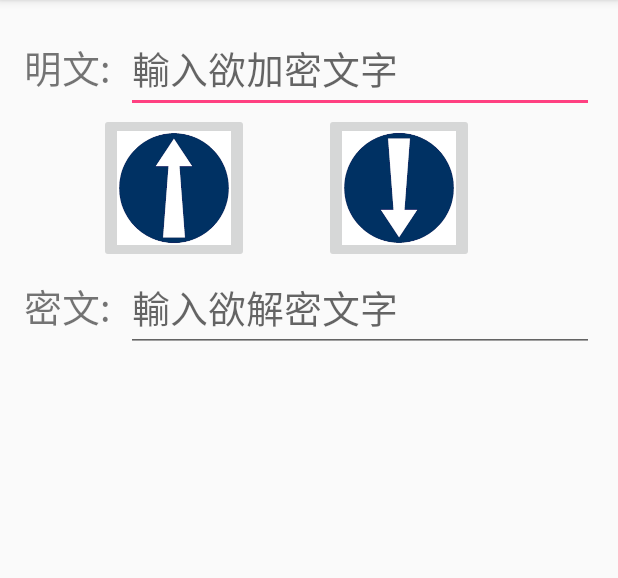
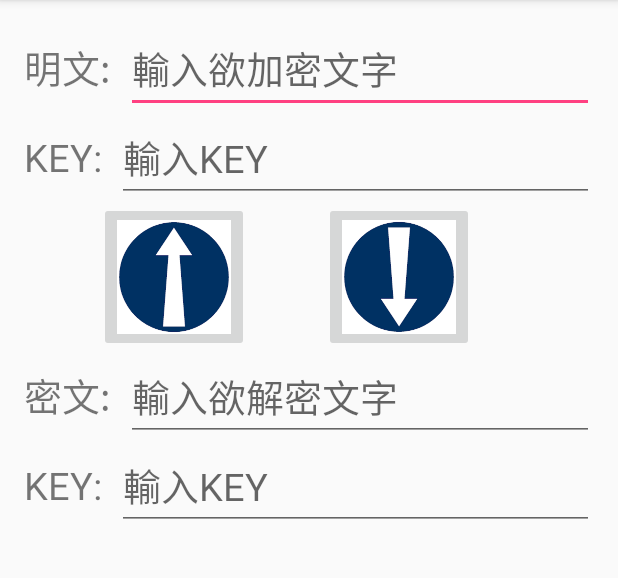
Before and after one commit to whatthefun/AES_CBC, an Android app: the screen it shows after launch (MainActivity), after a tap on an icon or button, on a phone screen of 412 x 824 dp, the part 84-662 px from its top. Run offline under Robolectric (Android 15) with nearby library versions, the phone set to English and light mode, and no system bars.

Commit message:
新增使用者可設定KEY功能
發現作業是要讓使用者自訂功能的!
所以補上此功能

```diff
--- a/app/src/main/java/com/example/user/aes_cbc/MainActivity.java
+++ b/app/src/main/java/com/example/user/aes_cbc/MainActivity.java
@@ -7,7 +7,9 @@ import android.util.Log;
 import android.view.View;
 import android.widget.EditText;
 import android.widget.ImageButton;
+import android.widget.Toast;
 
+import java.security.MessageDigest;
 import java.security.spec.AlgorithmParameterSpec;
 
 import javax.crypto.Cipher;
@@ -16,8 +18,7 @@ import javax.crypto.spec.SecretKeySpec;
 
 public class MainActivity extends AppCompatActivity {
     private final static String IV = "AAAAAAAAAAAAAAAA";
-    private final static String KEY = "0123456789abcdef";
-    private EditText edtEncrypt, edtDecrypt;
+    private EditText edtEncrypt, edtDecrypt, edtEnKey, edtDeKey;
     private ImageButton imgBtnEn, imgBtnDe;
 
     @Override
@@ -27,6 +28,8 @@ public class MainActivity extends AppCompatActivity {
 
         edtEncrypt = (EditText) findViewById(R.id.edtEncrypt);
         edtDecrypt = (EditText) findViewById(R.id.edtDecrypt);
+        edtEnKey = (EditText) findViewById(R.id.edtEnKey);
+        edtDeKey = (EditText) findViewById(R.id.edtDeKey);
         imgBtnEn = (ImageButton) findViewById(R.id.imgBtnEn);
         imgBtnDe = (ImageButton) findViewById(R.id.imgBtnDe);
 
@@ -40,11 +43,14 @@ public class MainActivity extends AppCompatActivity {
             byte[] TextByte = new byte[0];
             String encryptText = "";
             try {
-                TextByte = EncryptAES(IV.getBytes("UTF-8"), KEY.getBytes("UTF-8"), edtEncrypt.getText().toString().getBytes("UTF-8"));
+                  TextByte = EncryptAES(IV.getBytes("UTF-8"), Hash_MD5(edtEnKey.getText().toString()), edtEncrypt.getText().toString().getBytes("UTF-8"));
                 encryptText = Base64.encodeToString(TextByte, Base64.DEFAULT);
                 edtDecrypt.setText(encryptText);
+                edtDeKey.setText(edtEnKey.getText().toString());
             } catch (Exception e) {
-                edtDecrypt.setText("");
+                edtDecrypt.setText(null);
+                edtDeKey.setText(null);
+                Toast.makeText(MainActivity.this,"加密失敗!",Toast.LENGTH_SHORT).show();
                 Log.e("imgBtnEn", e.toString());
             }
         }
@@ -56,16 +62,19 @@ public class MainActivity extends AppCompatActivity {
             byte[] TextByte = new byte[0];
             String decryptText = "";
             try {
-                TextByte = DecryptAES(IV.getBytes("UTF-8"), KEY.getBytes("UTF-8"), Base64.decode(edtDecrypt.getText().toString().getBytes("UTF-8"), Base64.DEFAULT));
+                TextByte = DecryptAES(IV.getBytes("UTF-8"), Hash_MD5(edtDeKey.getText().toString()), Base64.decode(edtDecrypt.getText().toString().getBytes("UTF-8"), Base64.DEFAULT));
                 decryptText = new String(TextByte, "UTF-8");
                 edtEncrypt.setText(decryptText);
+                edtEnKey.setText(edtDeKey.getText().toString());
             } catch (Exception e) {
-                edtEncrypt.setText("");
+                edtEncrypt.setText(null);
+                edtEnKey.setText(null);
+                Toast.makeText(MainActivity.this,"解密失敗!",Toast.LENGTH_SHORT).show();
                 Log.e("ImgBtnDe", e.toString());
             }
         }
     };
-
+    //AES加密，帶入byte[]型態的16位英數組合文字、32位英數組合Key、需加密文字
     private static byte[] EncryptAES(byte[] iv, byte[] key, byte[] text) {
         try {
             AlgorithmParameterSpec mAlgorithmParameterSpec = new IvParameterSpec(iv);
@@ -95,69 +104,17 @@ public class MainActivity extends AppCompatActivity {
             return null;
         }
     }
-
-
-//    public static byte[] encrypt(String plainText, String encryptionKey) throws Exception {
-//        Cipher cipher = Cipher.getInstance("AES/CBC/NoPadding");
-//        SecretKeySpec key = new SecretKeySpec(encryptionKey.getBytes("UTF-8"), "AES");
-//        cipher.init(Cipher.ENCRYPT_MODE, key, new IvParameterSpec(IV.getBytes("UTF-8")));
-//        return cipher.doFinal(plainText.getBytes("UTF-8"));
-//    }
-//
-//    public static String decrypt(byte[] cipherText, String encryptionKey) throws Exception {
-//        Cipher cipher = Cipher.getInstance("AES/CBC/NoPadding");
-//        SecretKeySpec key = new SecretKeySpec(encryptionKey.getBytes("UTF-8"), "AES");
-//        cipher.init(Cipher.DECRYPT_MODE, key, new IvParameterSpec(IV.getBytes("UTF-8")));
-//        return new String(cipher.doFinal(cipherText), "UTF-8");
-//    }
-
-
-//    public String encrypt(String key, String initVector, String value) {
-//        try {
-//
-//            IvParameterSpec iv = new IvParameterSpec(initVector.getBytes("UTF-8"));
-//            SecretKeySpec skeySpec = new SecretKeySpec(key.getBytes("UTF-8"), "AES");
-//
-//            Cipher cipher = Cipher.getInstance("AES/CBC/PKCS5PADDING");
-//            cipher.init(Cipher.ENCRYPT_MODE, skeySpec, iv);
-//
-//            byte[] encrypted = cipher.doFinal(value.getBytes());
-//            return Base64.encodeToString(encrypted,Base64.DEFAULT);
-//        } catch (Exception e) {
-//            Log.e("Encrypt",e.toString());
-//        }
-//
-//        return null;
-//    }
-//
-//    public String decrypt(String key, String initVector, String encrypted) {
-//        try {
-//            IvParameterSpec iv = new IvParameterSpec(initVector.getBytes("UTF-8"));
-//            SecretKeySpec skeySpec = new SecretKeySpec(key.getBytes("UTF-8"), "AES");
-//
-//            Cipher cipher = Cipher.getInstance("AES/CBC/PKCS5PADDING");
-//            cipher.init(Cipher.DECRYPT_MODE, skeySpec, iv);
-//
-//            byte[] original = cipher.doFinal(Base64.decode(encrypted, Base64.DEFAULT));
-//
-//            return new String(original);
-//        } catch (Exception ex) {
-//            ex.printStackTrace();
-//        }
-//
-//        return null;
-//    }
-
-//    public byte[] Hash_MD5 (String input){
-//        byte[] bytesInput = input.getBytes();
-//        try{
-//            MessageDigest messageDigest = MessageDigest.getInstance("MD5");
-//            messageDigest.update(bytesInput);
-//            byte[] hashInput = messageDigest.digest();
-//            return hashInput;
-//        }catch (Exception e){
-//            Log.e("HASH",e.toString());
-//        }
-//        return null;
-//    }
+    //Hash字串並回傳byte[]
+    public byte[] Hash_MD5 (String input){
+        byte[] bytesInput = input.getBytes();
+        try{
+            MessageDigest messageDigest = MessageDigest.getInstance("MD5");
+            messageDigest.update(bytesInput);
+            byte[] hashInput = messageDigest.digest();
+            return hashInput;
+        }catch (Exception e){
+            Log.e("HASH",e.toString());
+        }
+        return null;
+    }
 }
--- a/app/src/main/res/layout/activity_main.xml
+++ b/app/src/main/res/layout/activity_main.xml
@@ -33,6 +33,26 @@
     <LinearLayout
         android:orientation="horizontal"
         android:layout_width="match_parent"
+        android:layout_height="wrap_content" >
+
+        <TextView
+            android:layout_width="wrap_content"
+            android:layout_height="wrap_content"
+            android:layout_marginRight="10dp"
+            android:text="KEY:"
+            android:textSize="25dp" />
+
+        <EditText
+            android:layout_width="match_parent"
+            android:layout_height="wrap_content"
+            android:id="@+id/edtEnKey"
+            android:hint="輸入KEY"
+            android:textSize="25dp" />
+    </LinearLayout>
+
+    <LinearLayout
+        android:orientation="horizontal"
+        android:layout_width="match_parent"
         android:layout_height="wrap_content">
 
         <ImageButton
@@ -58,7 +78,7 @@
     <LinearLayout
         android:orientation="horizontal"
         android:layout_width="match_parent"
-        android:layout_height="match_parent">
+        android:layout_height="wrap_content">
 
         <TextView
             android:layout_width="wrap_content"
@@ -76,4 +96,24 @@
 
     </LinearLayout>
 
+    <LinearLayout
+        android:orientation="horizontal"
+        android:layout_width="match_parent"
+        android:layout_height="wrap_content" >
+
+        <TextView
+            android:layout_width="wrap_content"
+            android:layout_height="wrap_content"
+            android:layout_marginRight="10dp"
+            android:text="KEY:"
+            android:textSize="25dp" />
+
+        <EditText
+            android:layout_width="match_parent"
+            android:layout_height="wrap_content"
+            android:id="@+id/edtDeKey"
+            android:hint="輸入KEY"
+            android:textSize="25dp" />
+    </LinearLayout>
+
 </LinearLayout>
```
